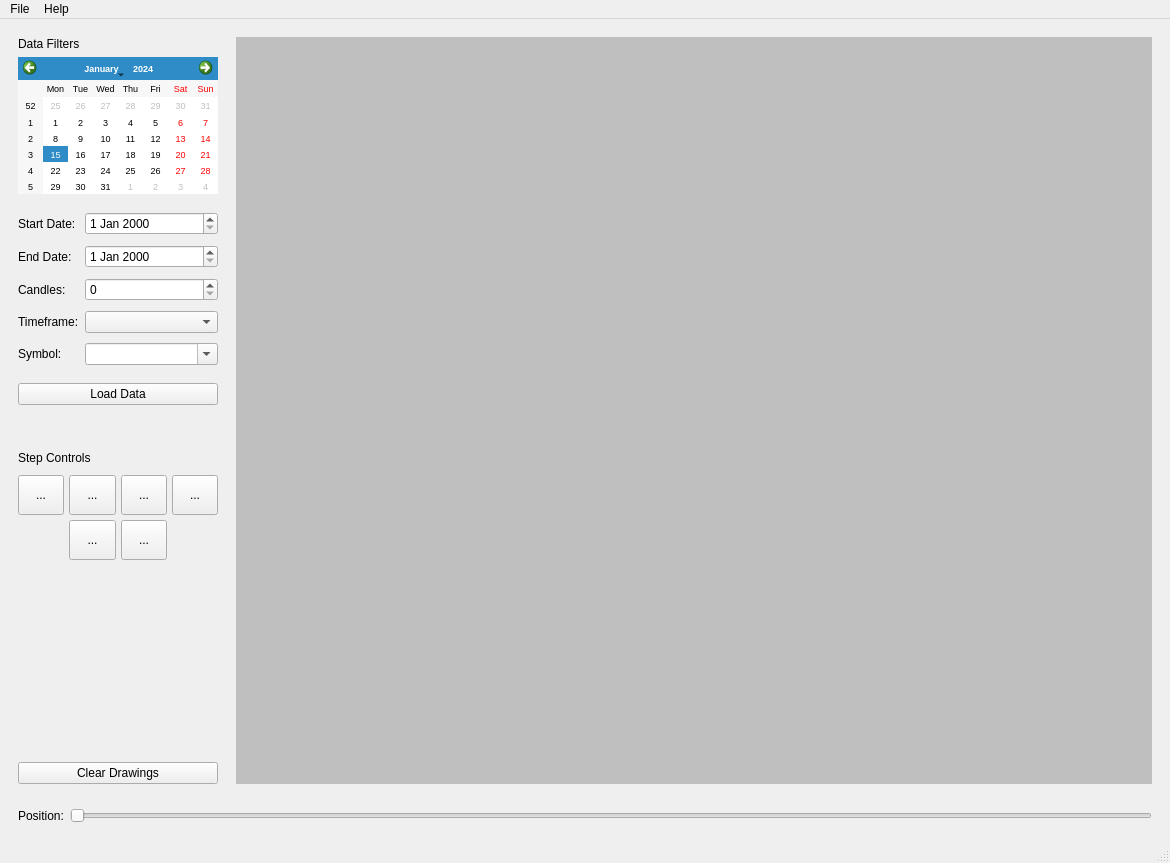
Before: the Qt Designer form ui/main.ui in LasanthaSudeera/MetaRewind, drawn with Qt 5.
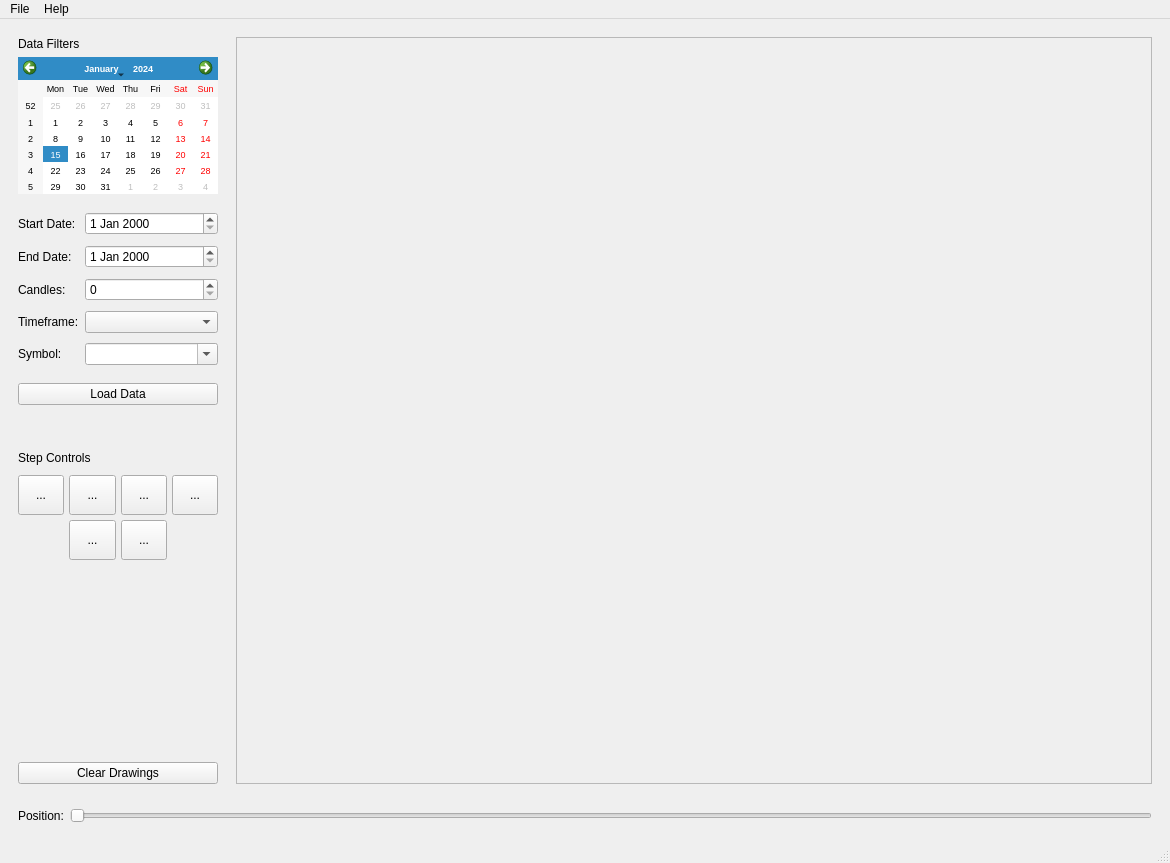
After: the same form once the commit is applied. Icons and pictures are not drawn.

Patch:
```diff
--- a/ui/main.ui
+++ b/ui/main.ui
@@ -473,11 +473,8 @@
          <layout class="QVBoxLayout" name="verticalLayout_7">
           <item>
            <widget class="QFrame" name="FrameCanvasView">
-            <property name="styleSheet">
-             <string notr="true">background-color: rgb(191, 191, 191);</string>
-            </property>
             <property name="frameShape">
-             <enum>QFrame::NoFrame</enum>
+             <enum>QFrame::StyledPanel</enum>
             </property>
             <property name="frameShadow">
              <enum>QFrame::Raised</enum>
```
Left out of the diff: 4 changed lines with no effect on the pictures.
